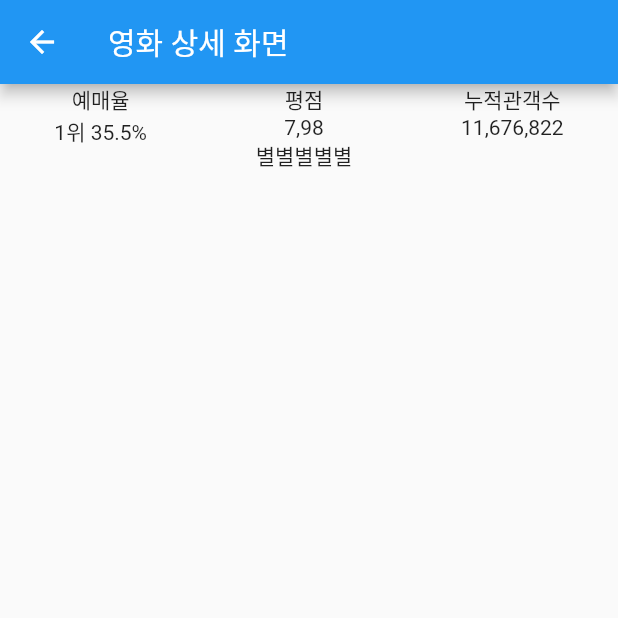
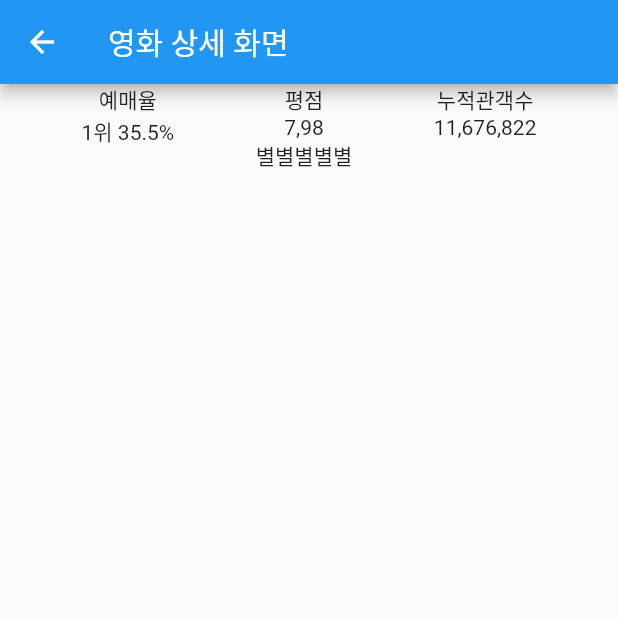
Before and after one commit to YKW93/flutter_movie, a Flutter app: the MovideDetailPage screen opened directly, on a phone screen of 412 x 824 dp, the top half of it. Run offline on Flutter 3.47's test engine with Material 2 defaults, Android fonts, the phone set to English and light mode, and no system bars; network calls fail.

Commit message:
Modified - flexible delete

```diff
--- a/lib/movie_detail_page.dart
+++ b/lib/movie_detail_page.dart
@@ -19,19 +19,13 @@ class _MovideDetailPageState extends State<MovideDetailPage> {
   Widget _testWidget() {
     return Row(
       mainAxisSize: MainAxisSize.max,
-      mainAxisAlignment: MainAxisAlignment.spaceAround,
+      mainAxisAlignment: MainAxisAlignment.spaceEvenly,
       children: <Widget>[
-        Flexible(
-            child: Column(
+        Column(
           mainAxisAlignment: MainAxisAlignment.start,
-              children: <Widget>[
-                Text('예매율'),
-                Text('1위 35.5%')
-              ],
+          children: <Widget>[Text('예매율'), Text('1위 35.5%')],
         ),
-            flex: 1),
-        Flexible(
-          child: Column(
+        Column(
           mainAxisAlignment: MainAxisAlignment.start,
           children: <Widget>[
             Text('평점'),
@@ -39,17 +33,9 @@ class _MovideDetailPageState extends State<MovideDetailPage> {
             Text('별별별별별'),
           ],
         ),
-          flex: 1,
-        ),
-        Flexible(
-          child: Column(
+        Column(
           mainAxisAlignment: MainAxisAlignment.start,
-            children: <Widget>[
-              Text('누적관객수'),
-              Text('11,676,822')
-            ],
-          ),
-          flex: 1,
+          children: <Widget>[Text('누적관객수'), Text('11,676,822')],
         ),
       ],
     );
```
Lines whose indentation alone changed are shown as unchanged.
